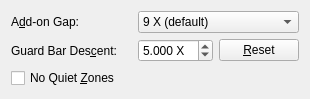
The window that frontend_qt/grpUPCA.ui (TeLLie/zint-os2) describes before a commit, drawn with Qt 5.
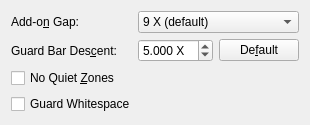
The same window after the commit.

```diff
--- a/frontend_qt/grpUPCA.ui
+++ b/frontend_qt/grpUPCA.ui
@@ -25,7 +25,7 @@
      <item row="0" column="0">
       <widget class="QLabel" name="lblUPCAAddonGap">
        <property name="text">
-        <string>A&amp;dd-on Gap:</string>
+        <string>Add-o&amp;n Gap:</string>
        </property>
        <property name="toolTip">
         <string>Horizontal space in X-dimensions between
@@ -135,7 +135,7 @@
 to default 5X</string>
          </property>
          <property name="text">
-          <string>&amp;Reset</string>
+          <string>De&amp;fault</string>
          </property>
          <property name="sizePolicy">
           <sizepolicy hsizetype="Preferred" vsizetype="Fixed">
@@ -168,6 +168,20 @@
      </property>
     </widget>
    </item>
+   <item>
+    <widget class="QCheckBox" name="chkUPCAGuardWhitespace">
+     <property name="text">
+      <string>Guard Whitespace</string>
+     </property>
+     <property name="checked">
+      <bool>false</bool>
+     </property>
+     <property name="toolTip">
+      <string>Add quiet zone indicators ("&lt;", "&gt;") to Human Readable Text (HRT)
+(ignored if disabled)</string>
+     </property>
+    </widget>
+   </item>
    <item>
     <spacer name="verticalSpacerUPCA">
      <property name="orientation">
```
Left out of the diff: 2 changed lines with no effect on the pictures.
